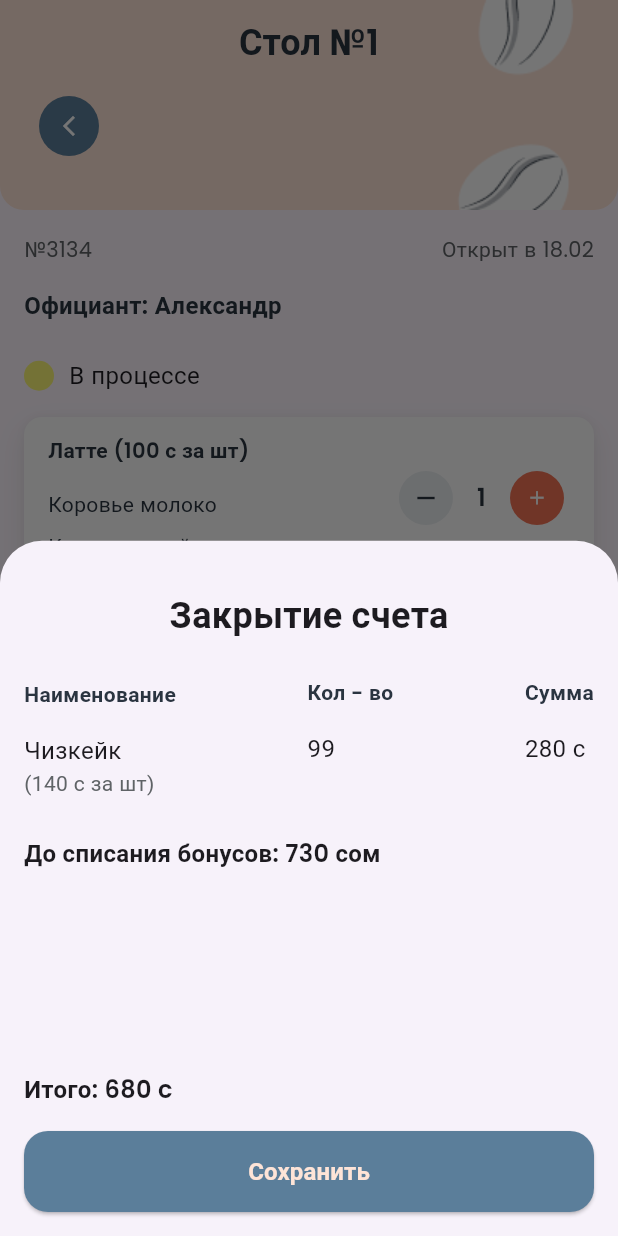
After one commit to VladislavA966/Neo_cafe_waiter_app, a Flutter app: the OrderInfoScreen screen opened directly, after a tap on "Закрыть счет", on a phone screen of 412 x 824 dp. The commit adds this screen. Run offline on Flutter 3.47's test engine with Material 3 defaults, Android fonts, the phone set to English and light mode, and no system bars; our stand-ins replace bloc, dio, flutter_bloc, flutter_secure_storage, get_it, google_fonts and 5 more; accounts and stored records are empty; generated files the repository leaves out were written again.

Commit message:
addded order components

```diff
--- a/lib/features/new_order_screen/presentation/widgets/info_row.dart
+++ b/lib/features/new_order_screen/presentation/widgets/info_row.dart
@@ -5,10 +5,12 @@ import 'package:neo_cafe_24/core/recources/app_fonts.dart';
 class InfoRow extends StatelessWidget {
   final Color color;
   final String name;
+  final TextStyle? style;
   const InfoRow({
     super.key,
     required this.color,
     required this.name,
+    this.style = AppFonts.s14w400,
   });
 
   @override
@@ -28,9 +30,7 @@ class InfoRow extends StatelessWidget {
         const SizedBox(width: 10),
         Text(
           name,
-          style: AppFonts.s14w400.copyWith(
-            color: AppColors.black,
-          ),
+          style: style,
         )
       ],
     );
--- a/lib/features/new_order_screen/presentation/widgets/order_item_container.dart
+++ b/lib/features/new_order_screen/presentation/widgets/order_item_container.dart
@@ -17,16 +17,29 @@ class OrderItemContainer extends StatelessWidget {
     required this.price,
     required this.quantity,
   });
-
+  List<BoxShadow> get shadows => const [
+        BoxShadow(
+          color: Color(0x14000000),
+          blurRadius: 16,
+          offset: Offset(0, 8),
+          spreadRadius: 0,
+        ),
+        BoxShadow(
+          color: Color(0x0A000000),
+          blurRadius: 4,
+          offset: Offset(0, 0),
+          spreadRadius: 0,
+        )
+      ];
   @override
   Widget build(BuildContext context) {
     return Padding(
       padding: const EdgeInsets.only(bottom: 16),
       child: Container(
         decoration: BoxDecoration(
-          color: Colors.white,
-          borderRadius: BorderRadius.circular(12),
-        ),
+            color: Colors.white,
+            borderRadius: BorderRadius.circular(12),
+            boxShadow: shadows),
         child: Padding(
           padding: const EdgeInsets.only(
             top: 12,
--- a/lib/features/order_confirmed_screen.dart/presentation/view/order_confirmed_screen.dart
+++ b/lib/features/order_confirmed_screen.dart/presentation/view/order_confirmed_screen.dart
@@ -1,11 +1,9 @@
-import 'package:flutter/foundation.dart';
 import 'package:flutter/material.dart';
 import 'package:neo_cafe_24/core/recources/app_colors.dart';
 import 'package:neo_cafe_24/core/recources/app_fonts.dart';
 import 'package:neo_cafe_24/core/recources/app_images.dart';
 import 'package:neo_cafe_24/features/home_page/presentation/home_page.dart';
 import 'package:neo_cafe_24/features/notifications_screen/presentation/view/notifications_screen.dart';
-import 'package:neo_cafe_24/features/order_screen/presentation/view/orders_screen.dart';
 import 'package:neo_cafe_24/features/profile/presentation/view/profile_screen.dart';
 import 'package:neo_cafe_24/features/widgets/app_bar_button.dart';
 import 'package:neo_cafe_24/features/widgets/custom_app_bar.dart';
--- /dev/null
+++ b/lib/features/order_info_screen/presentation/view/order_info_screen.dart
@@ -0,0 +1,295 @@
+import 'package:flutter/material.dart';
+import 'package:neo_cafe_24/core/recources/app_colors.dart';
+import 'package:neo_cafe_24/core/recources/app_fonts.dart';
+import 'package:neo_cafe_24/features/new_order_screen/presentation/widgets/info_row.dart';
+import 'package:neo_cafe_24/features/new_order_screen/presentation/widgets/order_item_container.dart';
+import 'package:neo_cafe_24/features/profile/presentation/widgets/log_out_dialog.dart';
+import 'package:neo_cafe_24/features/widgets/app_bar_button.dart';
+import 'package:neo_cafe_24/features/widgets/custom_app_bar.dart';
+import 'package:neo_cafe_24/features/widgets/custom_button.dart';
+import 'package:neo_cafe_24/features/widgets/opacity_button.dart';
+
+class OrderInfoScreen extends StatefulWidget {
+  const OrderInfoScreen({super.key});
+
+  @override
+  State<OrderInfoScreen> createState() => _OrderInfoScreenState();
+}
+
+class _OrderInfoScreenState extends State<OrderInfoScreen> {
+  final int quantity = 1;
+  @override
+  Widget build(BuildContext context) {
+    return Stack(
+      children: [
+        Scaffold(
+          appBar: MyAppBar(
+            title: Text(
+              'Стол №1',
+              style: AppFonts.s24w600.copyWith(color: AppColors.black),
+            ),
+          ),
+          body: Padding(
+            padding: const EdgeInsets.symmetric(horizontal: 16),
+            child: Column(
+              crossAxisAlignment: CrossAxisAlignment.start,
+              children: [
+                const SizedBox(height: 16),
+                Row(
+                  mainAxisAlignment: MainAxisAlignment.spaceBetween,
+                  children: [
+                    Text(
+                      '№3134',
+                      style: AppFonts.s14w400.copyWith(
+                        color: AppColors.secondGrey,
+                      ),
+                    ),
+                    Text(
+                      'Открыт в 18.02',
+                      style: AppFonts.s14w400.copyWith(
+                        color: AppColors.secondGrey,
+                      ),
+                    ),
+                  ],
+                ),
+                const SizedBox(height: 16),
+                Text(
+                  'Официант: Александр',
+                  style: AppFonts.s16w600.copyWith(
+                    color: AppColors.black,
+                  ),
+                ),
+                const SizedBox(height: 24),
+                const InfoRow(
+                  color: AppColors.yellow,
+                  name: 'В процессе',
+                  style: AppFonts.s16w400,
+                ),
+                const SizedBox(height: 16),
+                Expanded(
+                  child: ListView.builder(
+                    itemCount: 1,
+                    itemBuilder: (context, index) => Padding(
+                      padding: const EdgeInsets.only(bottom: 16),
+                      child: OrderItemContainer(
+                        onPlusTap: () {},
+                        onMinusTap: () {
+                          if (quantity == 1) {
+                            _showDeleteDialog(context);
+                          }
+                        },
+                        name: 'Латте',
+                        price: 100,
+                        quantity: 1,
+                      ),
+                    ),
+                  ),
+                ),
+                const SizedBox(height: 12),
+                Text.rich(
+                  TextSpan(
+                    children: [
+                      TextSpan(
+                        text: 'Итог:',
+                        style: AppFonts.s16w600.copyWith(
+                          color: AppColors.black,
+                        ),
+                      ),
+                      TextSpan(
+                        text: '720 c',
+                        style: AppFonts.s20w600.copyWith(
+                          color: AppColors.orange,
+                        ),
+                      ),
+                    ],
+                  ),
+                ),
+                const SizedBox(height: 24),
+                Row(
+                  children: [
+                    Expanded(
+                      child: OpacityButton(
+                        borderColor: AppColors.blue,
+                        title: 'Закрыть счет',
+                        onPressed: () {
+                          showModalBottomSheet(
+                            context: context,
+                            builder: (context) => const CloseOrderModelWindow(),
+                          );
+                        },
+                      ),
+                    ),
+                    const SizedBox(width: 7),
+                    Expanded(
+                      child: CustomButton(
+                        onPressed: () {},
+                        height: 54,
+                        title: Text(
+                          'Добавить',
+                          style: AppFonts.s16w600
+                              .copyWith(color: AppColors.textWhite),
+                        ),
+                      ),
+                    )
+                  ],
+                ),
+                const SizedBox(height: 16),
+              ],
+            ),
+          ),
+        ),
+        _buildArrowBackButton(context)
+      ],
+    );
+  }
+
+  Positioned _buildArrowBackButton(BuildContext context) {
+    return Positioned(
+      top: 64,
+      left: 22,
+      child: AppBarButton(
+          color: AppColors.blue,
+          icon: const Icon(
+            Icons.arrow_back_ios_new,
+            size: 16,
+            color: Colors.white,
+          ),
+          onPressed: () {
+            Navigator.pop(context);
+          }),
+    );
+  }
+}
+
+Future<dynamic> _showDeleteDialog(BuildContext context) {
+  return showDialog(
+    context: context,
+    builder: (context) => LogountModalWindow(
+      title: 'Удалить чизкейк из\nзаказа?',
+      acceptTap: () {},
+      declineTap: () {
+        Navigator.pop(context);
+      },
+    ),
+  );
+}
+
+class CloseOrderModelWindow extends StatelessWidget {
+  const CloseOrderModelWindow({
+    super.key,
+  });
+
+  @override
+  Widget build(BuildContext context) {
+    return Container(
+      width: double.infinity,
+      decoration: const BoxDecoration(
+        borderRadius: BorderRadius.only(
+          topLeft: Radius.circular(24),
+          topRight: Radius.circular(24),
+        ),
+      ),
+      child: Padding(
+        padding: const EdgeInsets.symmetric(horizontal: 16),
+        child: Column(
+          crossAxisAlignment: CrossAxisAlignment.start,
+          children: [
+            const SizedBox(
+              height: 32,
+            ),
+            const Center(
+              child: Text(
+                'Закрытие счета',
+                style: AppFonts.s24w600,
+              ),
+            ),
+            const SizedBox(height: 24),
+            const Row(
+              mainAxisAlignment: MainAxisAlignment.spaceBetween,
+              children: [
+                SummaryOrderColumn(
+                  title: 'Наименование',
+                  name: 'Чизкейк',
+                  price: '(140 с за шт)',
+                ),
+                SummaryOrderColumn(title: 'Кол - во', name: '99'),
+                SummaryOrderColumn(
+                  title: 'Сумма',
+                  name: '280 c',
+                ),
+              ],
+            ),
+            const SizedBox(height: 24),
+            const Text(
+              'До списания бонусов: 730 сом',
+              style: AppFonts.s16w600,
+            ),
+            const SizedBox(height: 54),
+            const Spacer(),
+            const Text(
+              'Итого: 680 c',
+              style: AppFonts.s16w600,
+            ),
+            const SizedBox(height: 16),
+            CustomButton(
+              onPressed: () {},
+              height: 54,
+              title: Text(
+                'Сохранить',
+                style: AppFonts.s16w600.copyWith(
+                  color: AppColors.textWhite,
+                ),
+              ),
+            ),
+            const SizedBox(height: 16),
+          ],
+        ),
+      ),
+    );
+  }
+}
+
+class SummaryOrderColumn extends StatelessWidget {
+  final String title;
+  final String name;
+  final String? price;
+
+  const SummaryOrderColumn({
+    super.key,
+    required this.title,
+    required this.name,
+    this.price,
+  });
+
+  @override
+  Widget build(BuildContext context) {
+    return Column(
+      crossAxisAlignment: CrossAxisAlignment.start,
+      children: [
+        Text(
+          title,
+          style: AppFonts.s14w600.copyWith(
+            color: AppColors.black,
+          ),
+        ),
+        const SizedBox(height: 16),
+        Text.rich(
+          TextSpan(
+            children: [
+              TextSpan(
+                text: '$name\n',
+                style: AppFonts.s16w400,
+              ),
+              TextSpan(
+                text: price ?? '',
+                style: AppFonts.s14w400.copyWith(
+                  color: AppColors.secondGrey,
+                ),
+              ),
+            ],
+          ),
+        ),
+      ],
+    );
+  }
+}
--- a/lib/features/order_screen/presentation/view/orders_screen.dart
+++ b/lib/features/order_screen/presentation/view/orders_screen.dart
@@ -2,7 +2,10 @@ import 'package:flutter/material.dart';
 import 'package:neo_cafe_24/core/recources/app_colors.dart';
 import 'package:neo_cafe_24/core/recources/app_fonts.dart';
 import 'package:neo_cafe_24/core/recources/app_images.dart';
+import 'package:neo_cafe_24/features/new_order_screen/presentation/view/tables_new_order_screen.dart';
+import 'package:neo_cafe_24/features/new_order_screen/presentation/widgets/info_row.dart';
 import 'package:neo_cafe_24/features/notifications_screen/presentation/view/notifications_screen.dart';
+import 'package:neo_cafe_24/features/order_info_screen/presentation/view/order_info_screen.dart';
 import 'package:neo_cafe_24/features/order_screen/presentation/widgets/toggle_button.dart';
 import 'package:neo_cafe_24/features/profile/presentation/view/profile_screen.dart';
 import 'package:neo_cafe_24/features/widgets/app_bar_button.dart';
@@ -264,6 +267,38 @@ class TablesBody extends StatefulWidget {
 class _TablesBodyState extends State<TablesBody> {
   @override
   Widget build(BuildContext context) {
-    return const Placeholder();
+    return Padding(
+      padding: const EdgeInsets.symmetric(horizontal: 16),
+      child: Column(
+        children: [
+          const SizedBox(height: 48),
+          _buildInfoTablesRow(),
+          const SizedBox(height: 32),
+          TableContainer(
+            onTap: () {
+              Navigator.push(
+                context,
+                MaterialPageRoute(
+                  builder: (context) => const OrderInfoScreen(),
+                ),
+              );
+            },
+          ),
+        ],
+      ),
+    );
   }
 }
+
+Row _buildInfoTablesRow() {
+  return const Row(
+    children: [
+      InfoRow(
+        color: AppColors.grey,
+        name: 'Занято',
+      ),
+      SizedBox(width: 32),
+      InfoRow(color: AppColors.green, name: 'Свободно')
+    ],
+  );
+}
--- a/lib/features/profile/presentation/view/profile_screen.dart
+++ b/lib/features/profile/presentation/view/profile_screen.dart
@@ -2,6 +2,7 @@ import 'package:flutter/material.dart';
 import 'package:neo_cafe_24/core/recources/app_colors.dart';
 import 'package:neo_cafe_24/core/recources/app_fonts.dart';
 import 'package:neo_cafe_24/core/recources/app_images.dart';
+import 'package:neo_cafe_24/features/auth/presentation/view/auth_screen.dart';
 import 'package:neo_cafe_24/features/profile/presentation/widgets/log_out_dialog.dart';
 import 'package:neo_cafe_24/features/widgets/app_bar_button.dart';
 import 'package:neo_cafe_24/features/widgets/auth_text_field.dart';
@@ -24,7 +25,21 @@ class _ProfileScreenState extends State<ProfileScreen> {
     showDialog(
       context: context,
       builder: (context) {
-        return const LogountModalWindow();
+        return LogountModalWindow(
+          acceptTap: () {
+            Navigator.pushAndRemoveUntil(
+              context,
+              MaterialPageRoute(
+                builder: (context) => const AuthScreen(),
+              ),
+              (Route<dynamic> route) => false,
+            );
+          },
+          title: 'Уверены, что хотите\nвыйти?',
+          declineTap: () {
+            Navigator.pop(context);
+          },
+        );
       },
     );
   }
--- a/lib/features/profile/presentation/widgets/log_out_dialog.dart
+++ b/lib/features/profile/presentation/widgets/log_out_dialog.dart
@@ -3,10 +3,17 @@ import 'package:neo_cafe_24/core/recources/app_colors.dart';
 import 'package:neo_cafe_24/core/recources/app_fonts.dart';
 import 'package:neo_cafe_24/features/auth/presentation/view/auth_screen.dart';
 import 'package:neo_cafe_24/features/widgets/custom_button.dart';
+import 'package:neo_cafe_24/features/widgets/opacity_button.dart';
 
 class LogountModalWindow extends StatelessWidget {
+  final String title;
+  final Function() acceptTap;
+  final Function() declineTap;
   const LogountModalWindow({
     super.key,
+    required this.title,
+    required this.acceptTap,
+    required this.declineTap,
   });
 
   @override
@@ -25,8 +32,6 @@ class LogountModalWindow extends StatelessWidget {
           mainAxisSize: MainAxisSize.min,
           children: [
             _exitTitle(),
-            const SizedBox(height: 16),
-            _quetionTitle(),
             const SizedBox(height: 24),
             Row(
               mainAxisAlignment: MainAxisAlignment.spaceEvenly,
@@ -52,15 +57,7 @@ class LogountModalWindow extends StatelessWidget {
             color: Colors.white,
           ),
         ),
-        onPressed: () {
-          Navigator.pushAndRemoveUntil(
-            context,
-            MaterialPageRoute(
-              builder: (context) => const AuthScreen(),
-            ),
-            (Route<dynamic> route) => false,
-          );
-        },
+        onPressed: acceptTap,
         height: 54,
       ),
     );
@@ -68,32 +65,16 @@ class LogountModalWindow extends StatelessWidget {
 
   Expanded _buildNoButton(BuildContext context) {
     return Expanded(
-      child: CustomButton(
-        title: Text(
-          'Нет',
-          style: AppFonts.s16w600.copyWith(
-            color: Colors.white,
-          ),
-        ),
-        onPressed: () {
-          Navigator.of(context).pop();
-        },
-        height: 54,
-      ),
-    );
-  }
-
-  Text _quetionTitle() {
-    return Text(
-      'Уверены, что хотите выйти?',
-      textAlign: TextAlign.center,
-      style: AppFonts.s14w600.copyWith(color: AppColors.black),
-    );
+        child: OpacityButton(
+      borderColor: AppColors.blue,
+      onPressed: () {},
+      title: 'Нет',
+    ));
   }
 
   Text _exitTitle() {
     return Text(
-      'Выход',
+      title,
       style: AppFonts.s24w600.copyWith(color: AppColors.black),
       textAlign: TextAlign.center,
     );
--- /dev/null
+++ b/lib/features/widgets/opacity_button.dart
@@ -0,0 +1,41 @@
+import 'package:flutter/material.dart';
+import 'package:neo_cafe_24/core/recources/app_fonts.dart';
+
+class OpacityButton extends StatelessWidget {
+  final Color borderColor;
+  final String title;
+  final Function() onPressed;
+  const OpacityButton(
+      {super.key,
+      required this.borderColor,
+      required this.title,
+      required this.onPressed});
+
+  @override
+  Widget build(BuildContext context) {
+    return SizedBox(
+      height: 50,
+      width: double.infinity,
+      child: ElevatedButton(
+        style: ElevatedButton.styleFrom(
+          shape: RoundedRectangleBorder(
+            side: BorderSide(
+              color: borderColor,
+            ),
+            borderRadius: BorderRadius.circular(
+              16,
+            ),
+          ),
+          backgroundColor: Colors.white,
+        ),
+        onPressed: onPressed,
+        child: Text(
+          title,
+          style: AppFonts.s16w600.copyWith(
+            color: borderColor,
+          ),
+        ),
+      ),
+    );
+  }
+}
```
